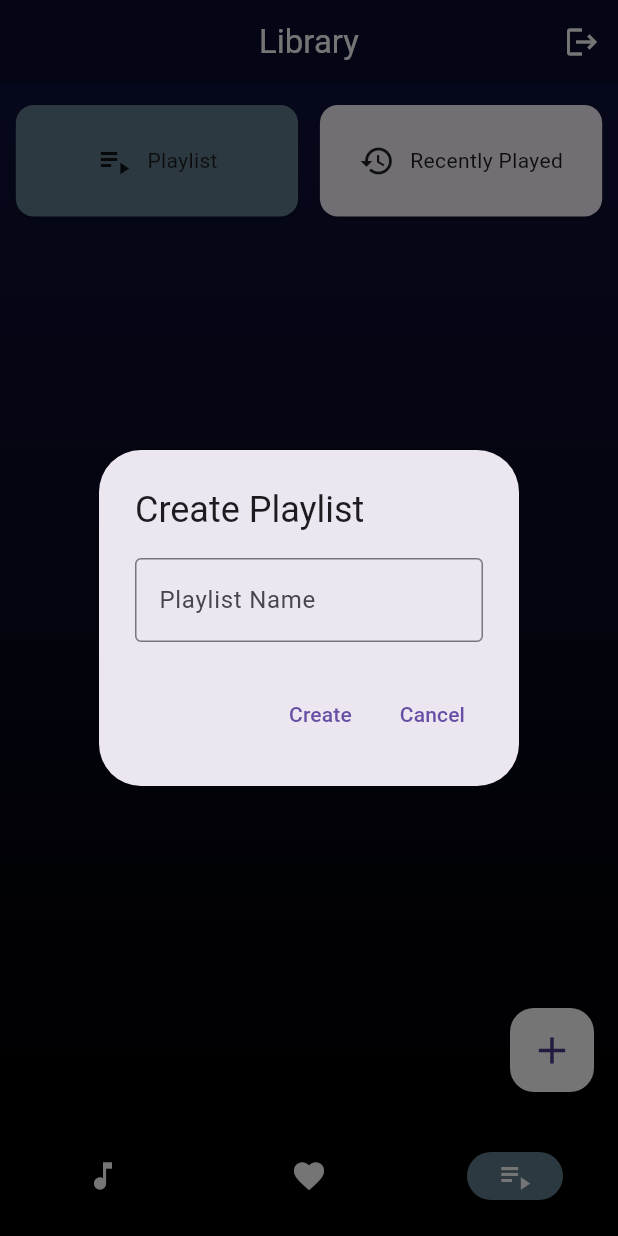
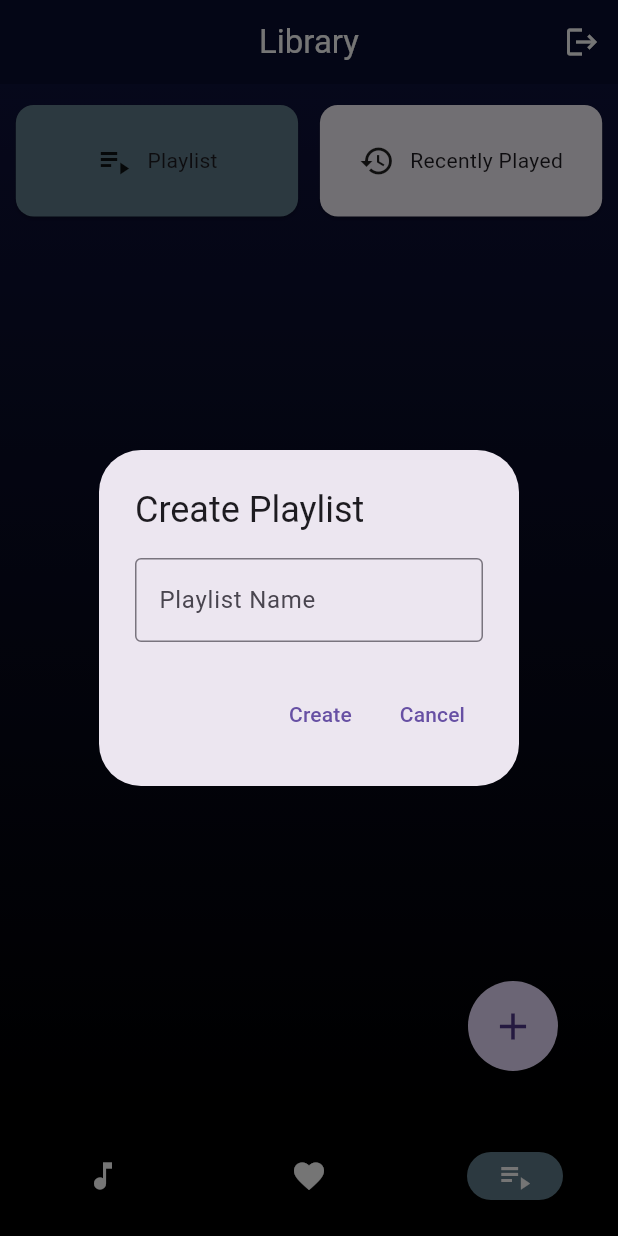
Before and after one commit to Vyshnav-Anchery/PulsePlay, a Flutter app: the screen it shows once a user with an empty profile is signed in, item 3 of the bottom bar chosen, after a tap on the "add" icon, on a phone screen of 412 x 824 dp. Run offline on Flutter 3.47's test engine with Material 2 defaults, Android fonts, the phone set to English and light mode, and no system bars; our stand-ins replace audio_video_progress_bar, firebase_auth, firebase_core, flutter_native_splash, go_router, google_sign_in and 6 more; missing offline and left inert: miniplayer; accounts and stored records are empty; statements that could not run were skipped.

Commit message:
after review

```diff
--- a/lib/controller/authentication_controller.dart
+++ b/lib/controller/authentication_controller.dart
@@ -5,16 +5,15 @@ import 'package:music_player/utils/sharedpref/prefvariable.dart';
 import '../utils/authentication/google_authenticaiton.dart';
 
 class AuthenticationController extends ChangeNotifier {
-  emailSignUp(String emailAddress, String password, String userName) {
+  emailSignUp(String emailAddress, String password, String userName, BuildContext context) {
     Authentication.createAccountWithEmail(
-        emailAddress: emailAddress, password: password, userName: userName);
+        emailAddress: emailAddress, password: password, userName: userName,context: context);
     prefs.setString(emailAddress, userName);
   }
 
   emailLogin(String emailAddress, String password, BuildContext context) {
     Authentication.signInUsingEmail(
         emailAddress: emailAddress, password: password, context: context);
-    notifyListeners();
   }
 
   logout() {
--- a/lib/features/Favorites/ui/favorites_screen.dart
+++ b/lib/features/Favorites/ui/favorites_screen.dart
@@ -28,8 +28,8 @@ class FavoriteScreen extends StatelessWidget {
               child: CircularProgressIndicator(),
             );
           } else if (snapshot.data!.isEmpty) {
-            return const Center(
-              child: Text("no music found"),
+            return  Center(
+              child: Text("no songs in favorites",style: Constants.musicListTextStyle,),
             );
           } else {
             MusicPlayerController.allSongs = [...snapshot.data!];
--- a/lib/features/home/ui/home.dart
+++ b/lib/features/home/ui/home.dart
@@ -1,6 +1,5 @@
 import 'package:flutter/material.dart';
 import 'package:music_player/features/Favorites/ui/favorites_screen.dart';
-import 'package:music_player/features/home/widgets/playlist_create_Button.dart';
 import 'package:music_player/features/home/widgets/bottom_nav_bar.dart';
 import 'package:music_player/features/songs/ui/music_list_screen.dart';
 import 'package:permission_handler/permission_handler.dart';
@@ -47,9 +46,6 @@ class _HomeScreenState extends State<HomeScreen> {
         Provider.of<AuthenticationController>(context);
     return Consumer<BottomNavController>(builder: (context, provider, child) {
       return Scaffold(
-        floatingActionButton: provider.bottomNavIndex == 2
-            ? const PlaylistCreateButton()
-            : Container(),
         appBar: provider.bottomNavIndex == 0
             ? AppBar(
                 backgroundColor: Constants.appBg,
--- a/lib/features/home/widgets/playlist_create_Button.dart
+++ b/lib/features/library/widgets/playlist_create_Button.dart
@@ -12,16 +12,16 @@ class PlaylistCreateButton extends StatelessWidget {
     final TextEditingController playlistEditingController =
         TextEditingController();
     final MusicPlayerController provider = MusicPlayerController();
-    return FloatingActionButton(
-      onPressed: () {
+    return InkWell(
+      onTap: () {
         showDialog(
           context: context,
           builder: (context) {
             return AlertDialog(
               title: const Text("Create Playlist"),
               content: TextField(
-                inputFormatters: [
-                  FilteringTextInputFormatter.allow(RegExp(r'a-zA-z'))
+                inputFormatters: const [
+                  // FilteringTextInputFormatter.allow(RegExp(r'a-zA-z'))
                 ],
                 keyboardType: TextInputType.text,
                 controller: playlistEditingController,
@@ -33,7 +33,6 @@ class PlaylistCreateButton extends StatelessWidget {
                     onPressed: () {
                       provider.createNewPlaylist(
                           playlistname: playlistEditingController.text);
-                      playlistEditingController.clear();
                       Navigator.pop(context);
                     },
                     child: const Text("Create")),
@@ -45,8 +44,11 @@ class PlaylistCreateButton extends StatelessWidget {
           },
         );
       },
-      child: const Icon(Icons.add, size: 30),
-      backgroundColor: Colors.white,
+      child: const CircleAvatar(
+        radius: 30,
+        child: Icon(Icons.add, size: 30),
+        // backgroundColor: Colors.white,
+      ),
     );
   }
 }
--- a/lib/features/library/widgets/show_playlist.dart
+++ b/lib/features/library/widgets/show_playlist.dart
@@ -2,6 +2,7 @@ import 'dart:developer';
 
 import 'package:flutter/material.dart';
 import 'package:hive_flutter/hive_flutter.dart';
+import 'package:music_player/features/library/widgets/playlist_create_Button.dart';
 import 'package:music_player/features/playlist%20songs/ui/playlist_songs_screen.dart';
 import 'package:music_player/utils/box/playlistbox.dart';
 import 'package:music_player/utils/constants/constants.dart';
@@ -11,7 +12,9 @@ class ShowPlaylists extends StatelessWidget {
 
   @override
   Widget build(BuildContext context) {
-    return Container(
+    return Stack(
+      children: [
+        Container(
           margin: const EdgeInsets.only(top: 10),
           child: ListenableBuilder(
             listenable: playlistBox.listenable(),
@@ -34,8 +37,8 @@ class ShowPlaylists extends StatelessWidget {
                   ),
                   itemBuilder: (context, index) {
                     final playlist = filteredPlaylists[index];
-                final playlistKey = playlistBox.keyAt(
-                    index + 2); // Adjust the index for the actual playlist key
+                    final playlistKey = playlistBox.keyAt(index +
+                        2); // Adjust the index for the actual playlist key
                     return Card(
                       color: Colors.blueGrey.shade900,
                       child: ListTile(
@@ -44,8 +47,8 @@ class ShowPlaylists extends StatelessWidget {
                           width: 52,
                           child: Card(
                               color: Color.fromARGB(209, 228, 227, 227),
-                          child:
-                              Center(child: Icon(Icons.play_lesson_outlined))),
+                              child: Center(
+                                  child: Icon(Icons.play_lesson_outlined))),
                         ),
                         title: Text(
                           playlistKey.toString(),
@@ -81,6 +84,9 @@ class ShowPlaylists extends StatelessWidget {
               }
             },
           ),
+        ),
+        const Positioned(bottom: 30, right: 40, child: PlaylistCreateButton())
+      ],
     );
   }
 }
--- a/lib/features/songs/ui/music_list_screen.dart
+++ b/lib/features/songs/ui/music_list_screen.dart
@@ -36,7 +36,7 @@ class _MusicScreenState extends State<MusicScreen> {
           PlaylistDatabase(songUris: {Constants.RECENTPLAYEDKEY: []}));
     }
     log(FirebaseAuth.instance.currentUser!.email!);
-    log(prefs.getString(FirebaseAuth.instance.currentUser!.email!)!);
+    // log(prefs.getString(FirebaseAuth.instance.currentUser!.email! ?? "lol")!);
     super.initState();
   }
 
--- a/lib/features/welcome/ui/welcome.dart
+++ b/lib/features/welcome/ui/welcome.dart
@@ -1,10 +1,7 @@
 import 'package:flutter/material.dart';
-import 'package:go_router/go_router.dart';
 import 'package:music_player/features/home/ui/home.dart';
 import 'package:music_player/features/login/ui/login.dart';
 import 'package:music_player/features/signup_screen/ui/signup.dart';
-import 'package:music_player/utils/constants/routingConstants.dart';
-
 import '../../../utils/constants/constants.dart';
 
 class WelcomeScreen extends StatelessWidget {
--- a/lib/main.dart
+++ b/lib/main.dart
@@ -5,8 +5,6 @@ import 'package:flutter_native_splash/flutter_native_splash.dart';
 import 'package:hive_flutter/hive_flutter.dart';
 import 'package:just_audio_background/just_audio_background.dart';
 import 'package:music_player/features/home/ui/home.dart';
-import 'package:music_player/features/login/ui/login.dart';
-import 'package:music_player/features/signup_screen/ui/signup.dart';
 import 'package:music_player/features/welcome/ui/welcome.dart';
 import 'package:music_player/utils/box/playlistbox.dart';
 import 'package:music_player/utils/constants/constants.dart';
@@ -14,7 +12,6 @@ import 'package:music_player/controller/bottom_nav_controller.dart';
 import 'package:music_player/utils/sharedpref/prefvariable.dart';
 import 'package:provider/provider.dart';
 import 'package:shared_preferences/shared_preferences.dart';
-
 import 'controller/authentication_controller.dart';
 import 'database/playlistdatabase.dart';
 import 'controller/musicplayer_controller.dart';
--- a/lib/utils/authentication/google_authenticaiton.dart
+++ b/lib/utils/authentication/google_authenticaiton.dart
@@ -41,16 +41,22 @@ class Authentication {
     return await FirebaseAuth.instance.signInWithCredential(credential);
   }
 
-  static createAccountWithEmail({
-    required String emailAddress,
-    required String password,
-    required String userName,
-  }) async {
+  static createAccountWithEmail(
+      {required String emailAddress,
+      required String password,
+      required String userName,
+      required BuildContext context}) async {
     try {
-      await FirebaseAuth.instance.createUserWithEmailAndPassword(
-        email: emailAddress,
-        password: password,
-      );
+      await FirebaseAuth.instance
+          .createUserWithEmailAndPassword(
+            email: emailAddress,
+            password: password,
+          )
+          .whenComplete(() => Navigator.pushReplacement(
+              context,
+              MaterialPageRoute(
+                builder: (context) => HomeScreen(),
+              )));
     } on FirebaseAuthException catch (e) {
       if (e.code == 'weak-password') {
         log('The password provided is too weak.');
@@ -67,7 +73,7 @@ class Authentication {
       required String password,
       required BuildContext context}) async {
     try {
-      var user = await FirebaseAuth.instance
+      await FirebaseAuth.instance
           .signInWithEmailAndPassword(email: emailAddress, password: password)
           .whenComplete(() => Navigator.pushReplacement(
               context,
```
Also changed, not shown: lib/features/library/widgets/show_recnents.dart (+2 -16 lines), lib/features/signup_screen/ui/signup.dart (+11 -3 lines). Lines whose indentation alone changed are shown as unchanged.
